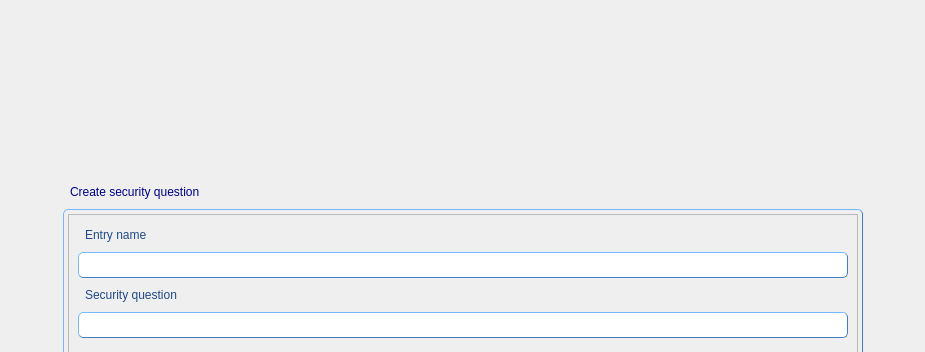
First picture: the form in QBuilder/QBuilder/src/createquestionform.ui, repository Rork96/QtProjects, before the edit; both pictures show x 0 to 925 and y 0 to 352 of the 925 by 589 pixel window.
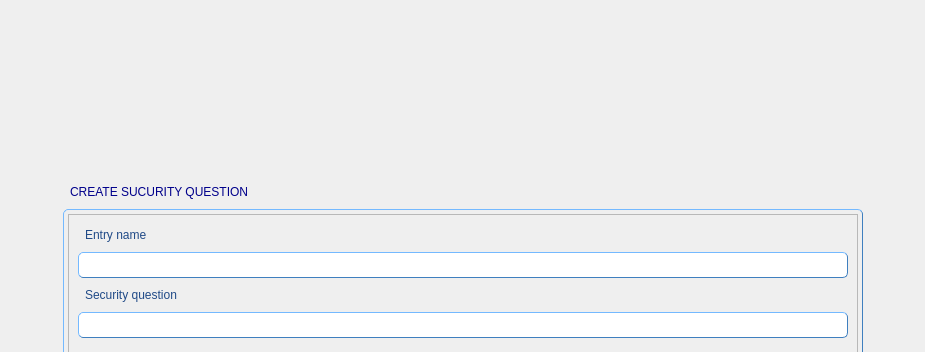
Second picture: the form after the edit. Custom widgets are drawn as their Qt base class.

Diff of the .ui file:
```diff
--- a/QBuilder/QBuilder/src/createquestionform.ui
+++ b/QBuilder/QBuilder/src/createquestionform.ui
@@ -358,7 +358,7 @@
               }</string>
      </property>
      <property name="text">
-      <string>Create security question</string>
+      <string>CREATE SUCURITY QUESTION</string>
      </property>
     </widget>
    </item>
```
Left out of the diff: 2 changed lines with no effect on the pictures.
